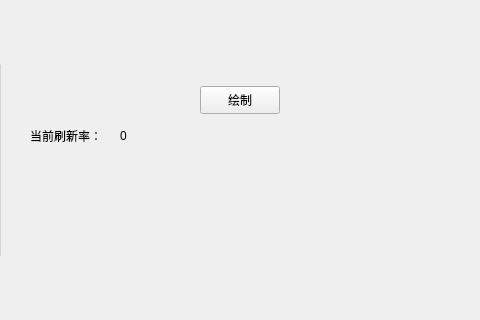
The window that mainwindow.ui (SkyNetX007/MonitorServer) describes before a commit, drawn with Qt 5; both pictures show x 480 to 960 and y 214 to 534 of the 960 by 638 pixel window.
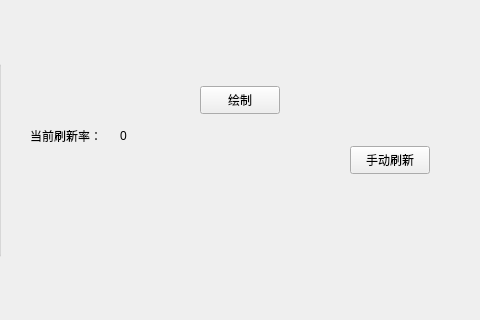
The same window after the commit. Custom widgets are drawn as their Qt base class.

Commit message: Add camera view

Diff of the .ui file:
```diff
--- a/mainwindow.ui
+++ b/mainwindow.ui
@@ -322,6 +322,19 @@
      <string/>
     </property>
    </widget>
+   <widget class="QPushButton" name="refreshFrame">
+    <property name="geometry">
+     <rect>
+      <x>830</x>
+      <y>360</y>
+      <width>80</width>
+      <height>28</height>
+     </rect>
+    </property>
+    <property name="text">
+     <string>手动刷新</string>
+    </property>
+   </widget>
   </widget>
   <widget class="QMenuBar" name="menubar">
    <property name="geometry">
```
The commit also changes 2 other files.
